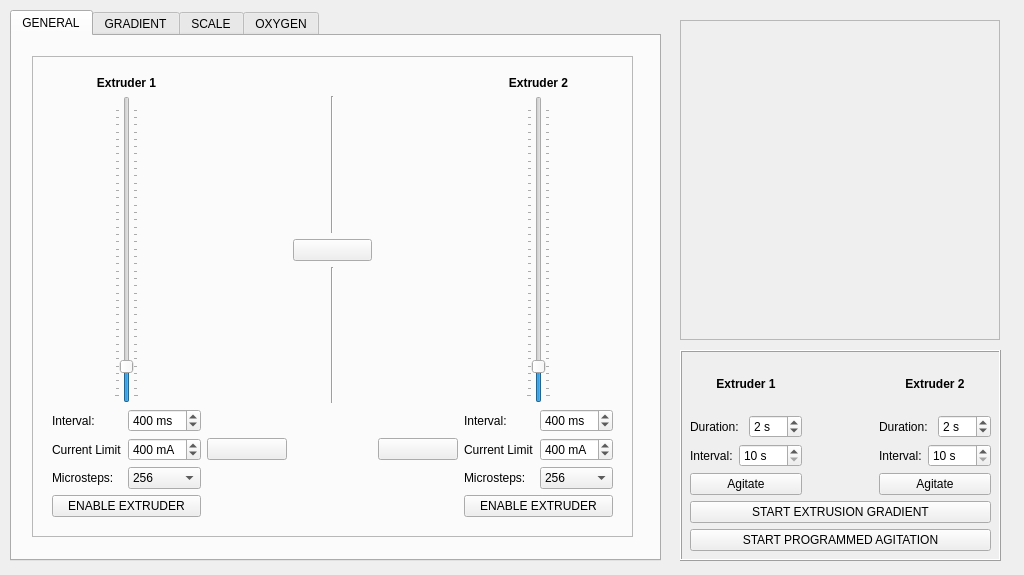
The window that _ui/PME.ui (boydstongroup/PME-DEV) describes before a commit, drawn with Qt 5.
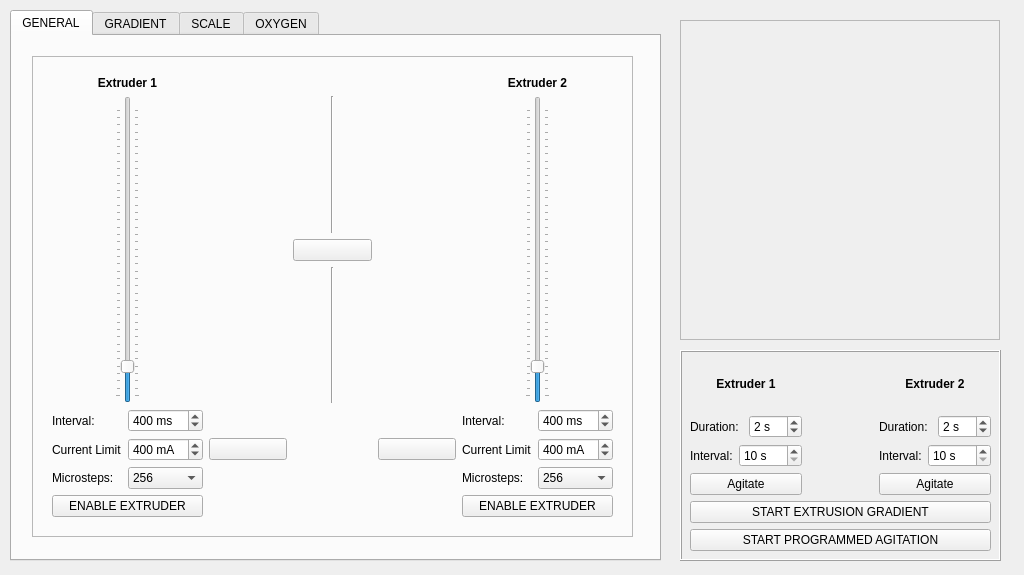
The same window after the commit. Icons and pictures are not drawn. Custom widgets are drawn as their Qt base class.

Commit message: update current limit

Patch:
```diff
--- a/_ui/PME.ui
+++ b/_ui/PME.ui
@@ -230,7 +230,7 @@
              <number>100</number>
             </property>
             <property name="maximum">
-             <number>800</number>
+             <number>2000</number>
             </property>
             <property name="singleStep">
              <number>50</number>
@@ -360,7 +360,7 @@
              <number>100</number>
             </property>
             <property name="maximum">
-             <number>800</number>
+             <number>2000</number>
             </property>
             <property name="singleStep">
              <number>50</number>
```
The commit also changes 1 other file.
